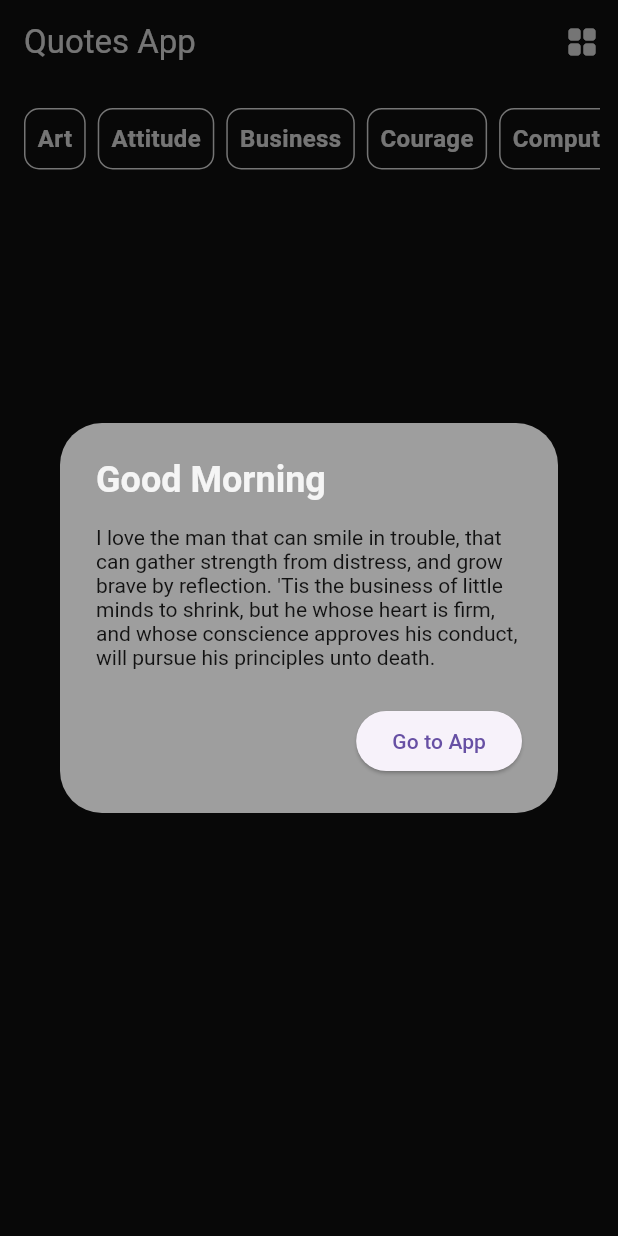
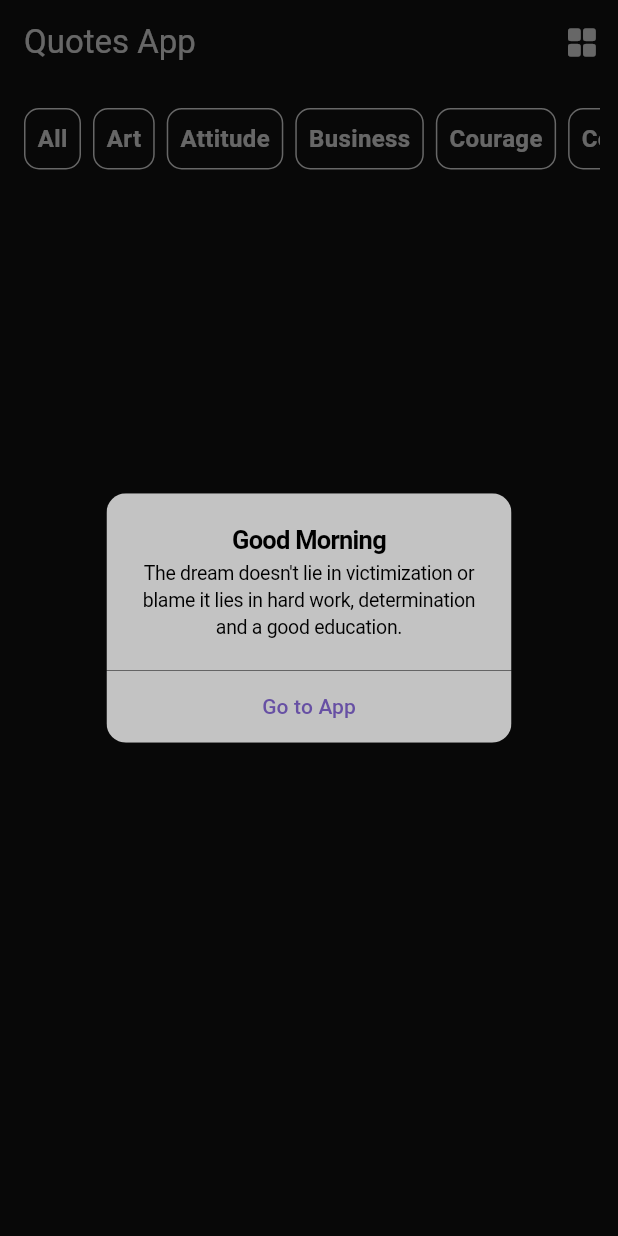
Before and after one commit to kapadiyadarshan/Quotes_App, a Flutter app: the screen it shows after launch, on a phone screen of 412 x 824 dp. Run offline on Flutter 3.47's test engine with Material 2 defaults, Android fonts, the phone set to English and light mode, and no system bars; our stand-ins replace lorem_ipsum.

Commit message:
ListView Add

```diff
--- a/quotes_app/lib/utils/colors_utils.dart
+++ b/quotes_app/lib/utils/colors_utils.dart
@@ -2,6 +2,6 @@ import 'package:flutter/material.dart';
 
 class MyColor
 {
-  static Color Theme1 = Color(0xff121212);
-  static Color Theme2 = Color(0xffFFFFFF);
+  static Color Theme1 = const Color(0xff121212);
+  static Color Theme2 = Colors.grey.shade300;
 }
--- a/quotes_app/lib/utils/quotes_utils.dart
+++ b/quotes_app/lib/utils/quotes_utils.dart
@@ -549,4 +549,4 @@ List<Quote> allQuote = allQuoteData
     )
     .toList();
 
-List allCategories = allQuote.map((e) => e.category).toSet().toList();
+List allCategories = allQuoteData.map((e) => e["category"]).toSet().toList();
--- a/quotes_app/lib/views/screens/homePage.dart
+++ b/quotes_app/lib/views/screens/homePage.dart
@@ -1,7 +1,9 @@
 import 'dart:math';
 
+import 'package:flutter/cupertino.dart';
 import 'package:flutter/material.dart';
 import 'package:lorem_ipsum/lorem_ipsum.dart';
+import 'package:quotes_app/models/quote_model.dart';
 import 'package:quotes_app/utils/colors_utils.dart';
 import 'package:quotes_app/utils/quotes_utils.dart';
 
@@ -16,6 +18,8 @@ class _HomePageState extends State<HomePage> {
 
   String SelectedCategory = "";
   Random r = Random();
+  List<Quote> randomQuotes = allQuote;
+  bool isGrid = false;
 
   getQuote()
   {
@@ -23,20 +27,22 @@ class _HomePageState extends State<HomePage> {
     Future.delayed(const Duration(milliseconds: 500),() {
       showDialog(
         context: context,
-        builder: (context) => AlertDialog(
+        builder: (context) => CupertinoAlertDialog(
+
           title: const Text("Good Morning"),
-          titleTextStyle: TextStyle(
-              color: Colors.grey.shade100,
-              fontWeight: FontWeight.bold,
-              fontSize: 24
-          ),
+          // titleTextStyle: TextStyle(
+          //     color: Colors.grey.shade300,
+          //     fontWeight: FontWeight.bold,
+          //     fontSize: 24
+          // ),
           content: Text(allQuote[index].quote),
-          contentTextStyle: TextStyle(
-              color: MyColor.Theme1
-          ),
-          backgroundColor: Colors.grey.shade500,
+          // contentTextStyle: TextStyle(
+          //     color: MyColor.Theme1,
+          //     fontSize: 14
+          // ),
+          // backgroundColor: Colors.grey.shade500,
           actions: [
-            ElevatedButton(
+            TextButton(
                 onPressed: (){
                   Navigator.of(context).pop();
                 },
@@ -52,6 +58,7 @@ class _HomePageState extends State<HomePage> {
   void initState() {
     super.initState();
     getQuote();
+    randomQuotes.shuffle();
   }
 
   @override
@@ -60,22 +67,22 @@ class _HomePageState extends State<HomePage> {
       onWillPop: () async{
         bool willPop = await showDialog(
           context: context,
-          builder: (context) => AlertDialog(
+          builder: (context) => CupertinoAlertDialog(
             title: const Text("Are You Sure to Exit?"),
-            titleTextStyle: TextStyle(
-              color: Colors.grey.shade100,
-              fontWeight: FontWeight.bold,
-              fontSize: 24
-            ),
-            icon: Icon(
-              Icons.add_alert,
-              size: 64,
-              color: Colors.grey.shade100,
-            ),
-            backgroundColor: Colors.grey.shade500,
-            actionsAlignment: MainAxisAlignment.center,
+            // titleTextStyle: TextStyle(
+            //   color: Colors.grey.shade100,
+            //   fontWeight: FontWeight.bold,
+            //   fontSize: 24
+            // ),
+            // icon: Icon(
+            //   Icons.add_alert,
+            //   size: 64,
+            //   color: Colors.grey.shade100,
+            // ),
+            // backgroundColor: Colors.grey.shade500,
+            // actionsAlignment: MainAxisAlignment.center,
             actions: [
-              ElevatedButton(
+              TextButton(
                   onPressed: () {
                     Navigator.of(context).pop(true);
                   },
@@ -90,7 +97,7 @@ class _HomePageState extends State<HomePage> {
                   },
                   child: Text("No",
                     style: TextStyle(
-                      color: MyColor.Theme2
+                      color: MyColor.Theme1
                     ),)
               ),
             ],
@@ -104,11 +111,14 @@ class _HomePageState extends State<HomePage> {
           actions: [
             IconButton(
                 onPressed: () {
-
+                  setState(() {
+                    isGrid = !isGrid;
+                  });
                 },
-                icon: const Icon(
-                  Icons.grid_view_rounded
-                ),),
+                icon: (isGrid)
+                      ? const Icon(CupertinoIcons.list_dash)
+                      : const Icon(CupertinoIcons.square_grid_2x2_fill)
+            ),
           ],
           backgroundColor: MyColor.Theme1,
           foregroundColor: MyColor.Theme2,
@@ -121,7 +131,33 @@ class _HomePageState extends State<HomePage> {
                 scrollDirection: Axis.horizontal,
                 physics: const BouncingScrollPhysics(),
                 child: Row(
-                  children: allCategories
+                  children: [
+                    GestureDetector(
+                      onTap: () {
+                        setState(() {
+                          SelectedCategory = "All";
+                        });
+                      },
+                      child: Container(
+                        padding: const EdgeInsets.all(8),
+                        margin: const EdgeInsets.all(4),
+
+                        decoration: BoxDecoration(
+                          color: (SelectedCategory == "All") ? MyColor.Theme2 : MyColor.Theme1,
+                          borderRadius: BorderRadius.circular(10),
+                          border: Border.all(
+                              color: MyColor.Theme2
+                          ),
+                        ),
+                        child: Text("All",
+                          style: TextStyle(
+                            color: (SelectedCategory == "All") ? MyColor.Theme1 : MyColor.Theme2,
+                            fontSize: 16,
+                            fontWeight: FontWeight.bold,
+                          ),),
+                      ),
+                    ),
+                    ...allCategories
                       .map(
                           (e) => GestureDetector(
                             onTap: () {
@@ -148,12 +184,71 @@ class _HomePageState extends State<HomePage> {
                               ),),
                             ),
                           )
-                  ).toList(),
+                  ).toList()],
                 ),
               ),
               Expanded(
-                  child: SingleChildScrollView()
-              )
+                  child: (isGrid)
+                      ? Container()
+                      : (SelectedCategory == "All")
+                            ? ListView(
+                              children: List.generate(
+                                  randomQuotes.length, (index) => Card(
+                                    color: Colors.grey.shade300,
+                                    child: ListTile(
+                                      title: Text(
+                                        randomQuotes[index].quote,
+                                        textAlign: TextAlign.center,
+                                      ),
+                                      titleTextStyle: TextStyle(
+                                        color: MyColor.Theme1,
+                                        fontSize: 16,
+                                        fontWeight: FontWeight.w700
+                                      ),
+                                      subtitle: Column(
+                                        mainAxisAlignment: MainAxisAlignment.start,
+                                        children: [
+                                          const SizedBox(
+                                            height: 12,
+                                          ),
+                                          Text("- ${randomQuotes[index].author}")
+                                        ],
+                                      ),
+                              ),
+                                  )
+                              ),
+                            )
+                            : ListView(
+                                children: List.generate(
+                                    allQuote.length, (index) =>
+                                      (allQuote[index].category == SelectedCategory)
+                                        ? Card(
+                                            color: Colors.grey.shade300,
+                                            child: ListTile(
+                                              title: Text(
+                                                randomQuotes[index].quote,
+                                                textAlign: TextAlign.center,
+                                              ),
+                                              titleTextStyle: TextStyle(
+                                                  color: MyColor.Theme1,
+                                                  fontSize: 16,
+                                                  fontWeight: FontWeight.w700
+                                              ),
+                                              subtitle: Column(
+                                                mainAxisAlignment: MainAxisAlignment.start,
+                                                children: [
+                                                  const SizedBox(
+                                                    height: 12,
+                                                  ),
+                                                  Text("- ${randomQuotes[index].author}")
+                                                ],
+                                              ),
+                                            ),
+                                          )
+                                        : Container()
+                                ),
+                  )
+                  )
             ],
           ),
         ),
```
